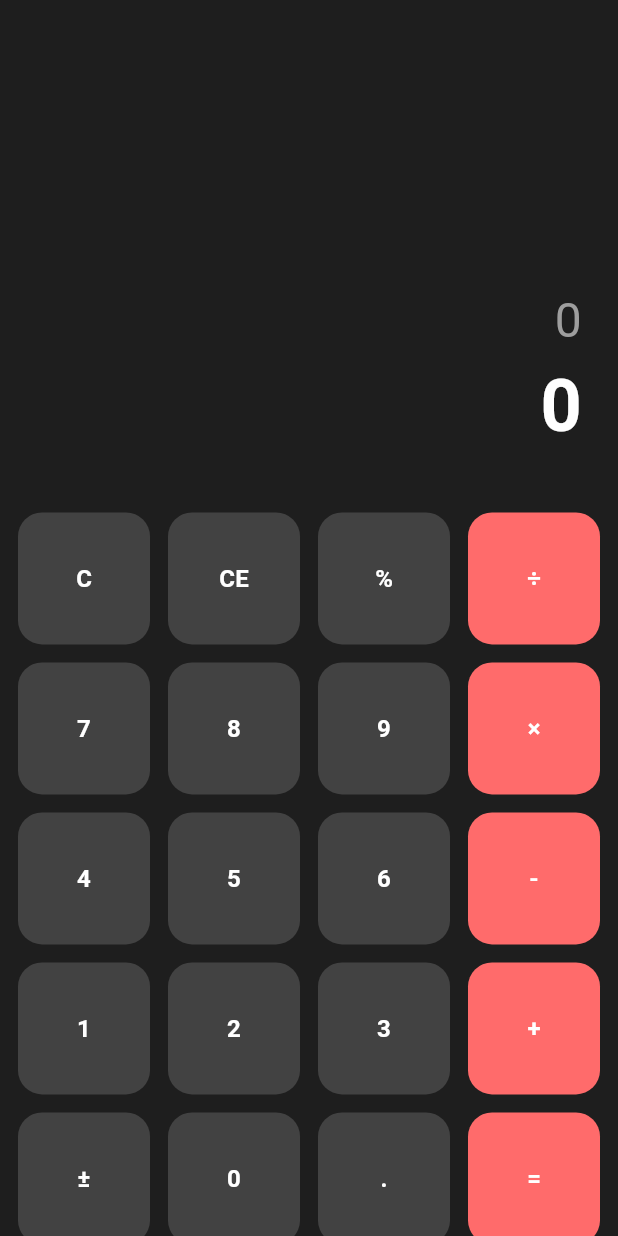
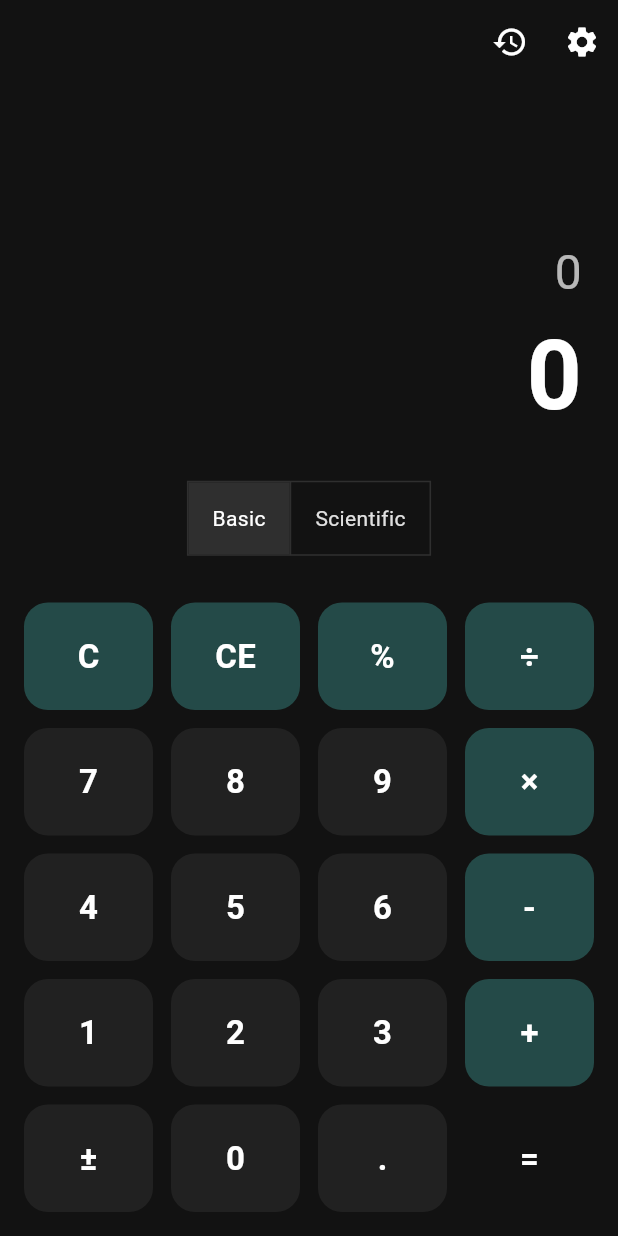
Before and after one commit to MinzzyStyp/Buoi2, a Flutter app: the screen it shows after launch, on a phone screen of 412 x 824 dp. Run offline on Flutter 3.47's test engine with Material 3 defaults, Android fonts, the phone set to English and light mode, and no system bars; our stand-ins replace math_expressions, shared_preferences.

Commit message:
Hoan thanh Advanced Calculator Lab 3

```diff
--- a/lib/main.dart
+++ b/lib/main.dart
@@ -1,6 +1,9 @@
 import 'package:flutter/material.dart';
 import 'package:provider/provider.dart';
+
 import 'providers/calculator_provider.dart';
+import 'providers/history_provider.dart';
+import 'providers/theme_provider.dart';
 import 'screens/calculator_screen.dart';
 
 void main() {
@@ -8,6 +11,8 @@ void main() {
     MultiProvider(
       providers: [
         ChangeNotifierProvider(create: (_) => CalculatorProvider()),
+        ChangeNotifierProvider(create: (_) => HistoryProvider()),
+        ChangeNotifierProvider(create: (_) => ThemeProvider()),
       ],
       child: const MyApp(),
     ),
@@ -19,10 +24,38 @@ class MyApp extends StatelessWidget {
 
   @override
   Widget build(BuildContext context) {
+    final themeProvider = context.watch<ThemeProvider>();
+
     return MaterialApp(
       debugShowCheckedModeBanner: false,
-      theme: ThemeData(useMaterial3: true),
-      home: const CalculatorScreen(),
+      title: 'Advanced Calculator',
+      theme: _buildLightTheme(),
+      darkTheme: _buildDarkTheme(),
+      themeMode: themeProvider.themeMode,
+      home: CalculatorScreen(),
+    );
+  }
+
+  ThemeData _buildLightTheme() {
+    return ThemeData(
+      brightness: Brightness.light,
+      scaffoldBackgroundColor: const Color(0xFFF5F5F5),
+      colorScheme: const ColorScheme.light(
+        primary: Color(0xFF1E1E1E),
+        secondary: Color(0xFF424242),
+        tertiary: Color(0xFFFF6B6B),
+      ),
+    );
+  }
+
+  ThemeData _buildDarkTheme() {
+    return ThemeData(
+      brightness: Brightness.dark,
+      scaffoldBackgroundColor: const Color(0xFF121212),
+      colorScheme: const ColorScheme.dark(
+        primary: Colors.white,
+        secondary: Color(0xFF4ECDC4),
+      ),
     );
   }
 }
--- a/lib/models/calculation_history.dart
+++ b/lib/models/calculation_history.dart
@@ -1,5 +1,5 @@
 class CalculationHistory {
-  final String id; // Thêm ID để quản lý danh sách tốt hơn
+  final String id;
   final String expression;
   final String result;
   final DateTime timestamp;
@@ -11,21 +11,21 @@ class CalculationHistory {
     required this.timestamp,
   });
 
-  // Chuyển đổi sang Map để lưu vào Shared Preferences thông qua jsonEncode
-  Map<String, dynamic> toJson() => {
+  Map<String, dynamic> toMap() {
+    return {
       'id': id,
       'expression': expression,
       'result': result,
       'timestamp': timestamp.toIso8601String(),
     };
+  }
 
-  factory CalculationHistory.fromJson(Map<String, dynamic> json) => CalculationHistory(
-        id: json['id'] ?? DateTime.now().millisecondsSinceEpoch.toString(),
-        expression: json['expression'],
-        result: json['result'],
-        timestamp: DateTime.parse(json['timestamp']),
+  factory CalculationHistory.fromMap(Map<String, dynamic> map) {
+    return CalculationHistory(
+      id: map['id'] ?? '',
+      expression: map['expression'] ?? '',
+      result: map['result'] ?? '',
+      timestamp: DateTime.parse(map['timestamp'] ?? DateTime.now().toIso8601String()),
     );
-
-  // Thêm hàm này để hiển thị thời gian đẹp hơn trên UI
-  String get formattedDate => "${timestamp.hour}:${timestamp.minute} - ${timestamp.day}/${timestamp.month}";
   }
+}
--- a/lib/providers/theme_provider.dart
+++ b/lib/providers/theme_provider.dart
@@ -1,6 +1,13 @@
 import 'package:flutter/material.dart';
 
 class ThemeProvider extends ChangeNotifier {
-  ThemeMode _themeMode = ThemeMode.system;
-  ThemeMode get themeMode => _themeMode;
+  bool _isDark = true;
+  bool get isDark => _isDark;
+
+  ThemeMode get themeMode => _isDark ? ThemeMode.dark : ThemeMode.light;
+
+  void toggleTheme(bool value) {
+    _isDark = value;
+    notifyListeners();
+  }
 }
--- a/lib/screens/calculator_screen.dart
+++ b/lib/screens/calculator_screen.dart
@@ -1,6 +1,9 @@
 import 'package:flutter/material.dart';
 import '../widgets/display_area.dart';
 import '../widgets/button_grid.dart';
+import '../widgets/mode_selector.dart';
+import 'history_screen.dart';
+import 'settings_screen.dart';
 
 class CalculatorScreen extends StatelessWidget {
   const CalculatorScreen({super.key});
@@ -8,12 +11,36 @@ class CalculatorScreen extends StatelessWidget {
   @override
   Widget build(BuildContext context) {
     return Scaffold(
-      backgroundColor: const Color(0xFF1E1E1E), // Màu Primary Light [cite: 28]
-      body: SafeArea(
+      appBar: AppBar(
+        backgroundColor: Colors.transparent,
+        elevation: 0,
+        actions: [
+          IconButton(
+            icon: const Icon(Icons.history),
+            onPressed: () {
+              Navigator.push(
+                context,
+                MaterialPageRoute(builder: (context) => const HistoryScreen()),
+              );
+            },
+          ),
+          IconButton(
+            icon: const Icon(Icons.settings),
+            onPressed: () {
+              Navigator.push(
+                context,
+                MaterialPageRoute(builder: (context) => const SettingsScreen()),
+              );
+            },
+          ),
+        ],
+      ),
+      body: const SafeArea(
         child: Column(
           children: [
-            const Expanded(flex: 2, child: DisplayArea()), // Vùng hiển thị [cite: 87]
-            const Expanded(flex: 3, child: ButtonGrid()),  // Lưới nút bấm [cite: 98]
+            Expanded(flex: 35, child: DisplayArea()),
+            ModeSelector(),
+            Expanded(flex: 60, child: ButtonGrid()),
           ],
         ),
       ),
--- a/lib/widgets/button_grid.dart
+++ b/lib/widgets/button_grid.dart
@@ -1,4 +1,7 @@
 import 'package:flutter/material.dart';
+import 'package:provider/provider.dart';
+import '../providers/calculator_provider.dart';
+import '../models/calculator_mode.dart';
 import 'calculator_button.dart';
 
 class ButtonGrid extends StatelessWidget {
@@ -6,7 +9,19 @@ class ButtonGrid extends StatelessWidget {
 
   @override
   Widget build(BuildContext context) {
-    final List<String> buttons = [
+    final calcProvider = Provider.of<CalculatorProvider>(context);
+    final isScientific = calcProvider.mode == CalculatorMode.scientific;
+
+    final List<String> scientificButtons = [
+      '2nd', 'sin', 'cos', 'tan', 'Ln', 'log',
+      'x²', '√', 'x^y', '(', ')', '÷',
+      'MC', '7', '8', '9', 'C', '×',
+      'MR', '4', '5', '6', 'CE', '-',
+      'M+', '1', '2', '3', '%', '+',
+      'M-', '±', '0', '.', 'π', '=',
+    ];
+
+    final List<String> basicButtons = [
       'C', 'CE', '%', '÷',
       '7', '8', '9', '×',
       '4', '5', '6', '-',
@@ -14,15 +29,23 @@ class ButtonGrid extends StatelessWidget {
       '±', '0', '.', '=',
     ];
 
-    return GridView.builder(
-      padding: const EdgeInsets.all(12), // Khoảng cách 12px [cite: 31]
-      itemCount: buttons.length,
-      gridDelegate: const SliverGridDelegateWithFixedCrossAxisCount(
-        crossAxisCount: 4,
-        mainAxisSpacing: 12,
-        crossAxisSpacing: 12,
+    return Align(
+      alignment: Alignment.bottomCenter,
+      child: GridView.builder(
+        shrinkWrap: true,
+        physics: const NeverScrollableScrollPhysics(),
+        padding: const EdgeInsets.all(16),
+        itemCount: isScientific ? scientificButtons.length : basicButtons.length,
+        gridDelegate: SliverGridDelegateWithFixedCrossAxisCount(
+          crossAxisCount: isScientific ? 6 : 4,
+          mainAxisSpacing: 12,
+          crossAxisSpacing: 12,
+          childAspectRatio: isScientific ? 0.85 : 1.2,
+        ),
+        itemBuilder: (context, index) => CalculatorButton(
+          label: isScientific ? scientificButtons[index] : basicButtons[index],
+        ),
       ),
-      itemBuilder: (context, index) => CalculatorButton(label: buttons[index]),
     );
   }
 }
--- a/lib/widgets/calculator_button.dart
+++ b/lib/widgets/calculator_button.dart
@@ -1,38 +1,87 @@
 import 'package:flutter/material.dart';
 import 'package:provider/provider.dart';
+import 'package:flutter/services.dart';
 import '../providers/calculator_provider.dart';
+import '../providers/history_provider.dart';
 
-class CalculatorButton extends StatelessWidget {
+class CalculatorButton extends StatefulWidget {
   final String label;
   const CalculatorButton({super.key, required this.label});
 
   @override
+  State<CalculatorButton> createState() => _CalculatorButtonState();
+}
+
+class _CalculatorButtonState extends State<CalculatorButton> {
+  double _scale = 1.0;
+
+  void _confirmClear(BuildContext context, HistoryProvider history) {
+    showDialog(
+      context: context,
+      builder: (ctx) => AlertDialog(
+        title: const Text('Xóa lịch sử?'),
+        content: const Text('Tất cả lịch sử sẽ bị xóa sạch.'),
+        actions: [
+          TextButton(onPressed: () => Navigator.pop(ctx), child: const Text('Hủy')),
+          TextButton(
+            onPressed: () {
+              history.clearAllHistory();
+              Navigator.pop(ctx);
+            },
+            child: const Text('Xóa', style: TextStyle(color: Colors.red)),
+          ),
+        ],
+      ),
+    );
+  }
+
+  @override
   Widget build(BuildContext context) {
-    final calcProvider = Provider.of<CalculatorProvider>(context, listen: false);
+    final calc = Provider.of<CalculatorProvider>(context, listen: false);
+    final history = Provider.of<HistoryProvider>(context, listen: false);
 
-    return Material(
-      color: _getBtnColor(),
-      borderRadius: BorderRadius.circular(16), // Bo góc 16px [cite: 32]
-      child: InkWell(
-        onTap: () => _handlePress(calcProvider),
-        borderRadius: BorderRadius.circular(16),
-        child: Center(
-          child: Text(
-            label,
-            style: const TextStyle(color: Colors.white, fontSize: 16, fontWeight: FontWeight.bold), // [cite: 30]
+    return GestureDetector(
+      onTapDown: (_) => setState(() => _scale = 0.9),
+      onTapUp: (_) => setState(() => _scale = 1.0),
+      onTapCancel: () => setState(() => _scale = 1.0),
+      // Nhấn giữ nút C để xóa toàn bộ lịch sử
+      onLongPress: widget.label == 'C' ? () => _confirmClear(context, history) : null,
+      onTap: () {
+        HapticFeedback.lightImpact();
+        if (widget.label == '=') {
+          calc.calculate(history);
+        } else if (widget.label == 'C') {
+          calc.clear();
+        } else if (widget.label == 'CE') {
+          calc.clearEntry();
+        } else {
+          calc.addToExpression(widget.label);
+        }
+      },
+      child: AnimatedScale(
+        scale: _scale,
+        duration: const Duration(milliseconds: 100),
+        child: Container(
+          decoration: BoxDecoration(
+            color: _getBtnColor(context, widget.label),
+            borderRadius: BorderRadius.circular(16),
+          ),
+          child: Center(
+            child: Text(
+              widget.label,
+              style: const TextStyle(fontSize: 22, fontWeight: FontWeight.bold, color: Colors.white),
+            ),
           ),
         ),
       ),
     );
   }
 
-  Color _getBtnColor() {
-    if (['=', '÷', '×', '-', '+'].contains(label)) return const Color(0xFFFF6B6B); // Accent [cite: 28]
-    return const Color(0xFF424242); // Secondary [cite: 28]
-  }
-
-  void _handlePress(CalculatorProvider p) {
-    if (label == 'C') p.clear();
-    else p.addToExpression(label);
+  Color _getBtnColor(BuildContext context, String label) {
+    if (label == '=') return Theme.of(context).colorScheme.surface;
+    if (['C', 'CE', '÷', '×', '-', '+', '%'].contains(label)) {
+      return Theme.of(context).colorScheme.secondary.withOpacity(0.3);
+    }
+    return Colors.grey[900]!;
   }
 }
--- a/lib/widgets/display_area.dart
+++ b/lib/widgets/display_area.dart
@@ -1,28 +1,43 @@
 import 'package:flutter/material.dart';
 import 'package:provider/provider.dart';
 import '../providers/calculator_provider.dart';
+import '../providers/history_provider.dart';
 
 class DisplayArea extends StatelessWidget {
   const DisplayArea({super.key});
 
   @override
   Widget build(BuildContext context) {
-    final calcProvider = Provider.of<CalculatorProvider>(context);
+    final calc = Provider.of<CalculatorProvider>(context);
+    final history = Provider.of<HistoryProvider>(context).history;
 
     return Container(
-      padding: const EdgeInsets.all(24), // Đệm màn hình 24px [cite: 33]
+      padding: const EdgeInsets.all(24),
       alignment: Alignment.bottomRight,
       child: Column(
         mainAxisAlignment: MainAxisAlignment.end,
         crossAxisAlignment: CrossAxisAlignment.end,
         children: [
-          Text(
-            calcProvider.expression.isEmpty ? '0' : calcProvider.expression,
-            style: const TextStyle(fontSize: 32, color: Colors.grey, fontFamily: 'Roboto'), // [cite: 30]
+          if (history.isNotEmpty)
+            Text(
+              '${history[0].expression} = ${history[0].result}',
+              style: const TextStyle(fontSize: 18, color: Colors.grey),
+            ),
+          const SizedBox(height: 10),
+          SingleChildScrollView(
+            scrollDirection: Axis.horizontal,
+            reverse: true,
+            child: Text(
+              calc.expression.isEmpty ? '0' : calc.expression,
+              style: const TextStyle(fontSize: 32, color: Colors.white70),
+            ),
           ),
-          Text(
-            calcProvider.result,
-            style: const TextStyle(fontSize: 48, color: Colors.white, fontWeight: FontWeight.bold),
+          FittedBox(
+            fit: BoxFit.scaleDown,
+            child: Text(
+              calc.result,
+              style: const TextStyle(fontSize: 64, fontWeight: FontWeight.bold, color: Colors.white),
+            ),
           ),
         ],
       ),
--- a/lib/widgets/mode_selector.dart
+++ b/lib/widgets/mode_selector.dart
@@ -0,0 +1,26 @@
+import 'package:flutter/material.dart';
+import 'package:provider/provider.dart';
+import '../providers/calculator_provider.dart';
+import '../models/calculator_mode.dart';
+
+class ModeSelector extends StatelessWidget {
+  const ModeSelector({super.key});
+
+  @override
+  Widget build(BuildContext context) {
+    final provider = Provider.of<CalculatorProvider>(context);
+    return ToggleButtons(
+      isSelected: [
+        provider.mode == CalculatorMode.basic,
+        provider.mode == CalculatorMode.scientific,
+      ],
+      onPressed: (index) {
+        provider.toggleMode(index == 0 ? CalculatorMode.basic : CalculatorMode.scientific);
+      },
+      children: const [
+        Padding(padding: EdgeInsets.symmetric(horizontal: 16), child: Text("Basic")),
+        Padding(padding: EdgeInsets.symmetric(horizontal: 16), child: Text("Scientific")),
+      ],
+    );
+  }
+}
```
Also changed, not shown: lib/models/calculator_settings.dart (+13 -0 lines), lib/providers/calculator_provider.dart (+91 -48 lines), lib/providers/history_provider.dart (+25 -7 lines), lib/screens/history_screen.dart (+63 -0 lines), lib/screens/settings_screen.dart (+37 -0 lines), lib/services/storage_service.dart (+15 -0 lines), lib/utils/calculator_logic.dart (+17 -0 lines), lib/utils/constants.dart (+17 -0 lines), lib/utils/expression_parser.dart (+20 -0 lines), 1 other file. Lines whose indentation alone changed are shown as unchanged.
